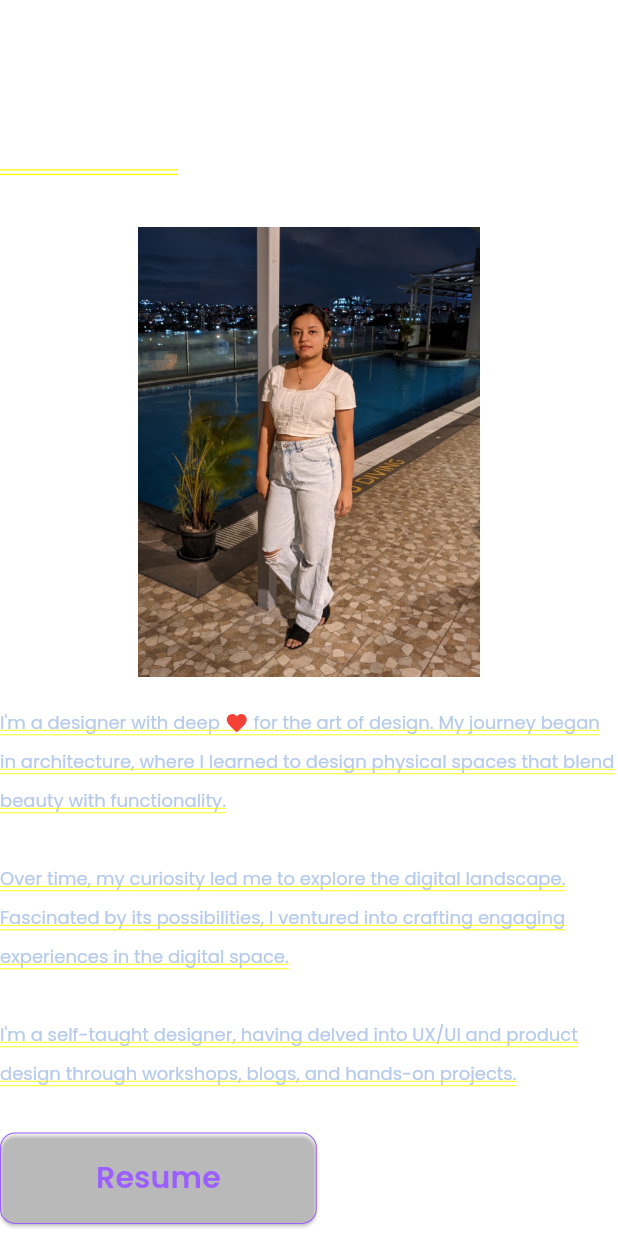
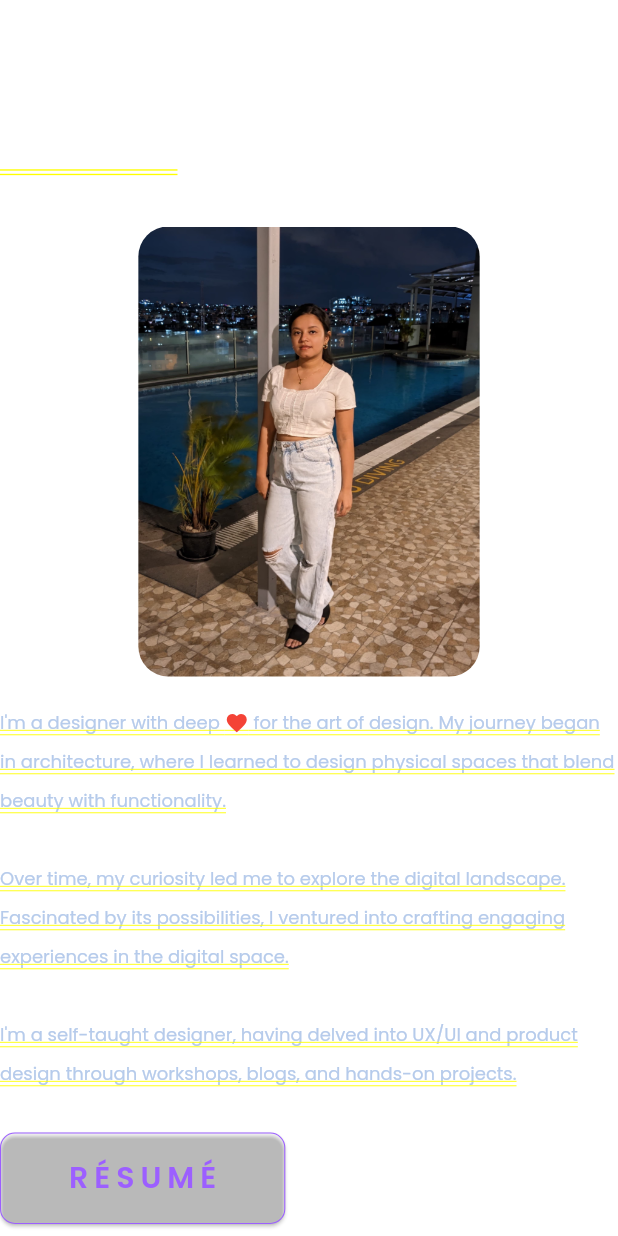
Before and after one commit to by-aparna/by-aparna.github.io, a Flutter app: the About screen opened by its route, on a phone screen of 412 x 824 dp. Run offline on Flutter 3.47's test engine with Material 3 defaults, Android fonts, the phone set to English and light mode, and no system bars; our stand-ins replace flutter_svg, google_fonts, responsive_framework; missing offline and left inert: animated_emoji.

Commit message:
fixed minor ui elements

```diff
--- a/lib/res/strings.dart
+++ b/lib/res/strings.dart
@@ -11,7 +11,7 @@ class Strings {
   static const String intro_me = "Hello, I‘m";
   static const String intro_me_name = "Aparna Chatterjee.";
   static const String intro_prof =
-      "I create better experience for People across physical & digital spaces";
+      "I create better experience for People across physical & digital spaces.";
   static const String intro_loc =
       "I'm a Bangalore based product designer with 2.5 years of experience in Web3 design. I'm passionate about enhancing lives through UX/UI design and constantly seek new learning opportunities.";
 }
--- a/lib/view/home/components/hoverbutton.dart
+++ b/lib/view/home/components/hoverbutton.dart
@@ -41,16 +41,16 @@ class _HoverCardButtonState extends State<HoverCardButton> {
         ),
       ),
       child: Padding(
-        padding: const EdgeInsets.symmetric(horizontal: 40, vertical: 16),
+        padding: const EdgeInsets.symmetric(horizontal: 20, vertical: 16),
         child: Text(
-          'Resume',
+          'Résumé'.toUpperCase(),
           style: MyTxtStyles.local_buttonTextStyle(context).copyWith(
-            color: _isHovered
-                ? MyColors.secondaryBackground
-                : MyColors.highlightColor,
-            fontWeight: FontWeight.w600,
-            fontSize: 20,
-          ),
+              color: _isHovered
+                  ? MyColors.secondaryBackground
+                  : MyColors.highlightColor,
+              fontWeight: FontWeight.w600,
+              fontSize: 20,
+              letterSpacing: 4),
         ),
       ),
     );
--- a/lib/view/home/pages/resume.dart
+++ b/lib/view/home/pages/resume.dart
@@ -120,11 +120,14 @@ class About extends StatelessWidget {
   }
 
   Widget _buildImage(context) {
-    return SizedBox(
-      height: min(MediaQuery.of(context).size.width * .6, 900),
-      child: Image.asset(
-        '${FilePath.imgAssetPath}me.jpeg',
-        alignment: Alignment.topCenter,
+    return ClipRRect(
+      borderRadius: BorderRadius.circular(20.0),
+      child: SizedBox(
+        height: min(MediaQuery.of(context).size.width * .6, 900),
+        child: Image.asset(
+          '${FilePath.imgAssetPath}me.jpeg',
+          alignment: Alignment.topCenter,
+        ),
       ),
     );
   }
--- a/lib/view/home/pages/work.dart
+++ b/lib/view/home/pages/work.dart
@@ -1,11 +1,8 @@
-import 'package:animated_emoji/animated_emoji.dart';
 import 'package:aparna_chatterjee/res/color.dart';
-import 'package:aparna_chatterjee/res/dimens.dart';
 import 'package:aparna_chatterjee/res/font_styles.dart';
 import 'package:aparna_chatterjee/res/path.dart';
 import 'package:aparna_chatterjee/res/strings.dart';
 import 'package:aparna_chatterjee/view/utils/responsive.dart';
-import 'package:aparna_chatterjee/view/utils/textstyle.dart';
 import 'package:flutter/material.dart';
 import 'package:flutter_svg/svg.dart';
 
```
Also changed, not shown: lib/view/home/home.dart (+8 -17 lines).
